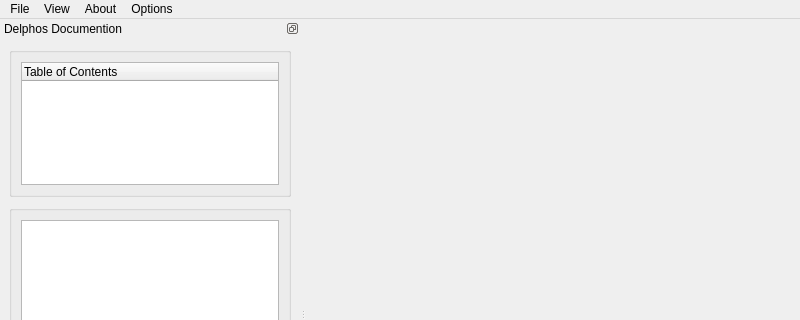
Before: the Qt Designer form src/gui/main_window.ui in Ecotrust/delphos, drawn with Qt 5; both pictures show x 0 to 800 and y 0 to 320 of the 800 by 638 pixel window.
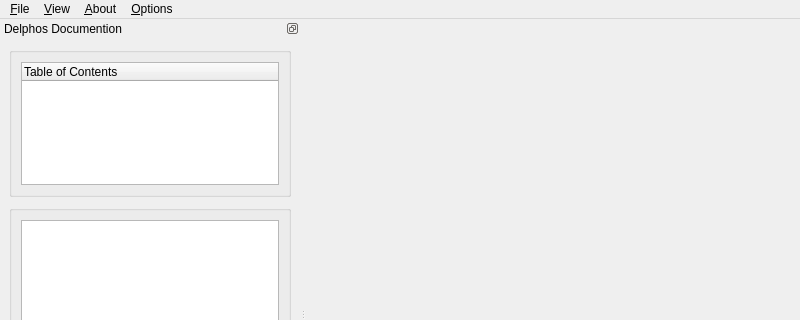
After: the same form once the commit is applied. Custom widgets are drawn as their Qt base class.

Commit message: Added keyboard shortcuts

```diff
--- a/src/gui/main_window.ui
+++ b/src/gui/main_window.ui
@@ -36,7 +36,7 @@
    </property>
    <widget class="QMenu" name="menuFile" >
     <property name="title" >
-     <string>File</string>
+     <string>&amp;File</string>
     </property>
     <addaction name="menu_create_project" />
     <addaction name="menu_open_project" />
@@ -45,13 +45,13 @@
    </widget>
    <widget class="QMenu" name="menuAbout" >
     <property name="title" >
-     <string>About</string>
+     <string>&amp;About</string>
     </property>
     <addaction name="actionAbout_Delphos" />
    </widget>
    <widget class="QMenu" name="menuView" >
     <property name="title" >
-     <string>View</string>
+     <string>&amp;View</string>
     </property>
     <widget class="QMenu" name="menuDocumentation" >
      <property name="title" >
@@ -64,7 +64,7 @@
    </widget>
    <widget class="QMenu" name="menuOptions" >
     <property name="title" >
-     <string>Options</string>
+     <string>&amp;Options</string>
     </property>
     <addaction name="actionOpen_Documentation_Externally" />
    </widget>
```
Left out of the diff: 33 changed lines with no effect on the pictures.
